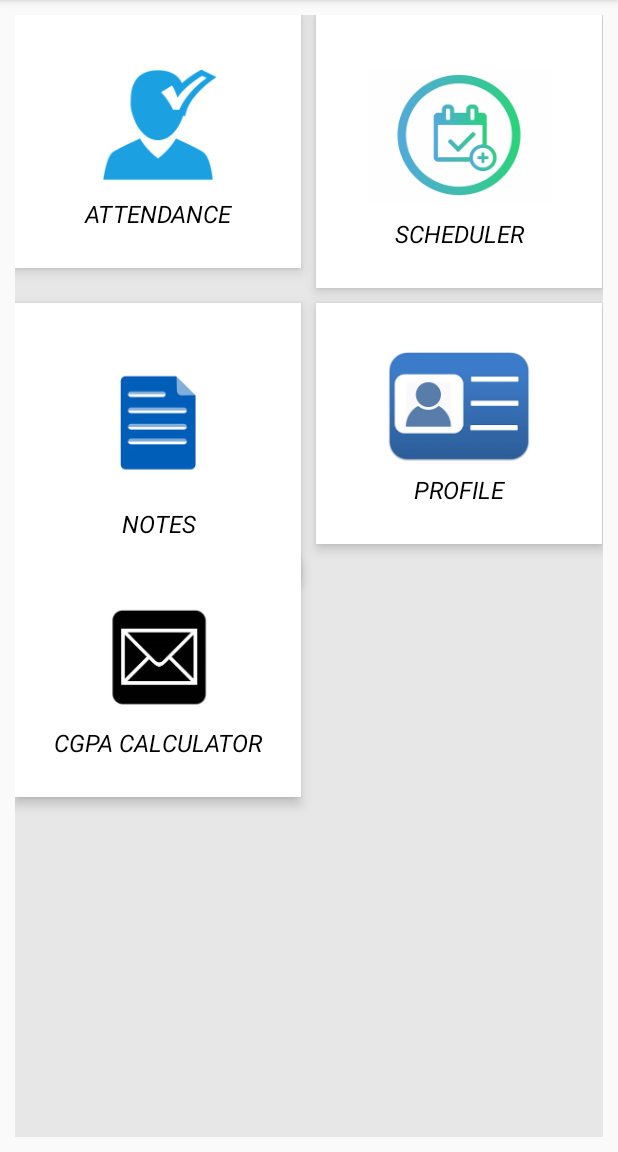
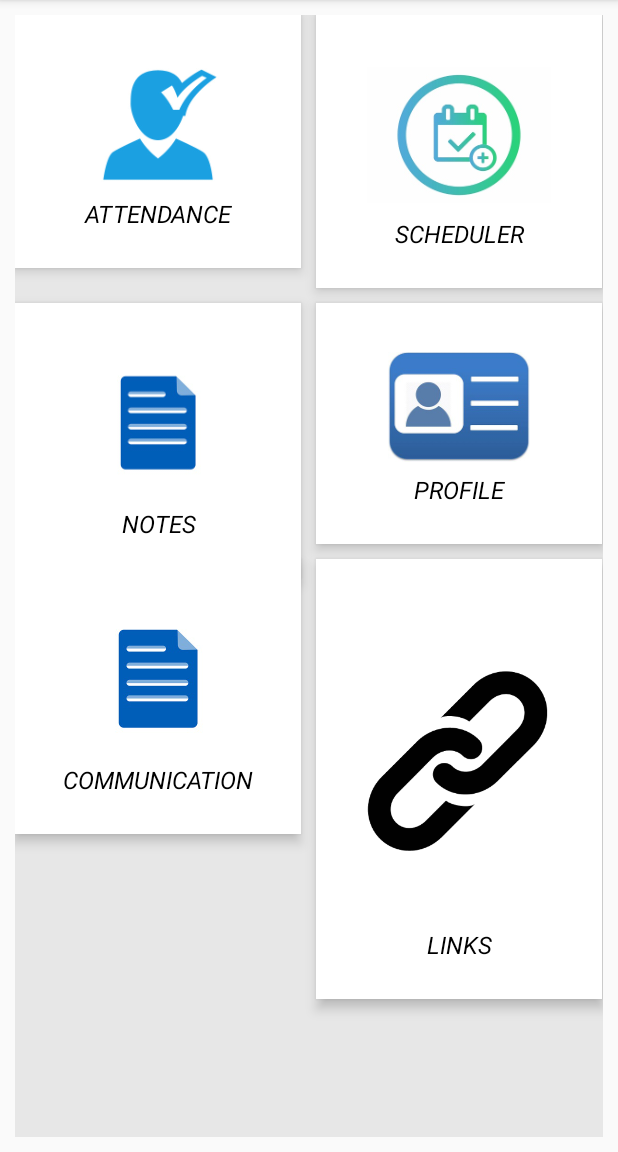
Before and after one commit to gabriel-gonz/NSBSchool, an Android app: the screen it shows after launch (AppBase), on a phone screen of 412 x 824 dp, the part 84-1236 px from its top. Run offline under Robolectric (Android 15) with nearby library versions, the phone set to English and light mode, and no system bars.

Commit message:
Links Update
Updated a link function (Neville)

```diff
--- a/app/src/main/AndroidManifest.xml
+++ b/app/src/main/AndroidManifest.xml
@@ -16,6 +16,9 @@
                 <category android:name="android.intent.category.LAUNCHER" />
             </intent-filter>
         </activity>
+        <activity
+            android:name=".main.links.LinkActivity"
+            android:parentActivityName=".main.AppBase" />
         <activity
             android:name=".main.profile.ProfileActivity"
             android:parentActivityName=".main.AppBase" />
--- a/app/src/main/java/assistant/genuinecoder/s_assistant/main/AppBase.java
+++ b/app/src/main/java/assistant/genuinecoder/s_assistant/main/AppBase.java
@@ -56,7 +56,8 @@ public class AppBase extends AppCompatActivity {
         basicFields.add("SCHEDULER");
         basicFields.add("NOTES");
         basicFields.add("PROFILE");
-        basicFields.add("CGPA CALCULATOR");
+        basicFields.add("COMMUNICATION");
+        basicFields.add("LINKS");
         adapter = new GridAdapter(this, basicFields);
         gridView.setAdapter(adapter);
     }
--- a/app/src/main/java/assistant/genuinecoder/s_assistant/main/components/GridAdapter.java
+++ b/app/src/main/java/assistant/genuinecoder/s_assistant/main/components/GridAdapter.java
@@ -37,6 +37,7 @@ import java.util.ArrayList;
 import assistant.genuinecoder.s_assistant.R;
 import assistant.genuinecoder.s_assistant.main.AppBase;
 import assistant.genuinecoder.s_assistant.main.attendance.AttendanceActivity;
+import assistant.genuinecoder.s_assistant.main.links.LinkActivity;
 import assistant.genuinecoder.s_assistant.main.notes.NoteActivity;
 import assistant.genuinecoder.s_assistant.main.profile.ProfileActivity;
 import assistant.genuinecoder.s_assistant.main.schedule.Scheduler;
@@ -196,6 +197,25 @@ public class GridAdapter extends BaseAdapter {
             anim.setRepeatMode(Animation.INFINITE);
             anim.setRepeatCount(Animation.INFINITE);
             imageView.startAnimation(anim);
+        } else if (names.get(position).toString().equals("LINKS")) {
+            imageView.setImageResource(R.drawable.ic_link);
+            v.setOnClickListener(new View.OnClickListener() {
+                @Override
+                public void onClick(View v) {
+                    Intent launchinIntent = new Intent(activity, LinkActivity.class);
+                    activity.startActivity(launchinIntent);
+                }
+            });
+            Animation anim = new ScaleAnimation(
+                    0.95f, 1f, // Start and end values for the X axis scaling
+                    0.95f, 1f, // Start and end values for the Y axis scaling
+                    Animation.RELATIVE_TO_SELF, 0.5f, // Pivot point of X scaling
+                    Animation.RELATIVE_TO_SELF, 0.5f); // Pivot point of Y scaling
+            anim.setFillAfter(true); // Needed to keep the result of the animation
+            anim.setDuration(2000);
+            anim.setRepeatMode(Animation.INFINITE);
+            anim.setRepeatCount(Animation.INFINITE);
+            imageView.startAnimation(anim);
         }
 
         textView.setText(names.get(position).toString());
```
Also changed, not shown: app/src/main/java/assistant/genuinecoder/s_assistant/main/components/Links.java (added, +51 -0 lines), app/src/main/java/assistant/genuinecoder/s_assistant/main/links/LinkActivity.java (added, +47 -0 lines), app/src/main/res/layout/activity_links.xml (added, +55 -0 lines), app/src/main/res/drawable-mdpi/ic_link.png (added), app/src/main/res/drawable-xhdpi/ic_link.png (added), app/src/main/res/drawable-xxhdpi/ic_link.png (added), app/src/main/res/drawable-xxxhdpi/ic_link.png (added).
